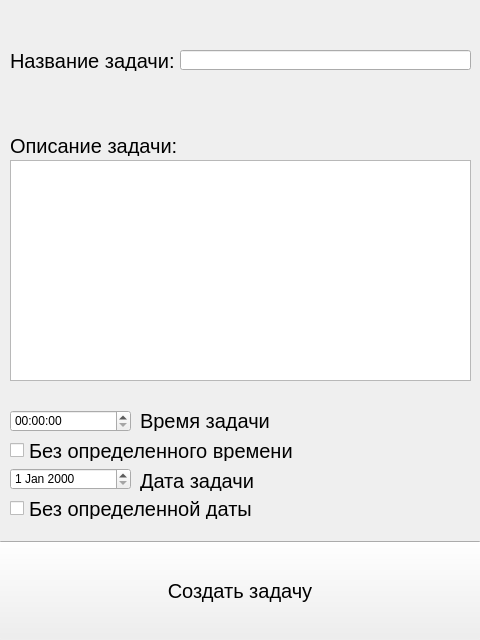
Before: the Qt Designer form task_wid.ui in YFender/Planning, drawn with Qt 5.
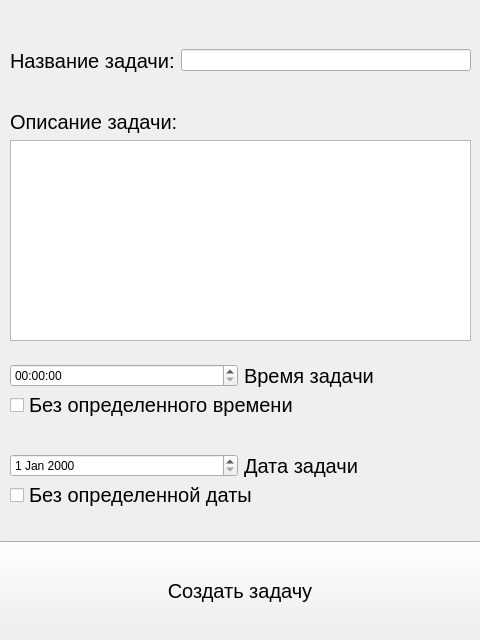
After: the same form once the commit is applied.

Patch:
```diff
--- a/task_wid.ui
+++ b/task_wid.ui
@@ -25,15 +25,36 @@
   <property name="windowTitle">
    <string>Form</string>
   </property>
+  <widget class="QPushButton" name="pushButton_create">
+   <property name="geometry">
+    <rect>
+     <x>-2</x>
+     <y>541</y>
+     <width>484</width>
+     <height>100</height>
+    </rect>
+   </property>
+   <property name="font">
+    <font>
+     <pointsize>15</pointsize>
+    </font>
+   </property>
+   <property name="text">
+    <string>Создать задачу</string>
+   </property>
+  </widget>
+  <widget class="QWidget" name="horizontalLayoutWidget">
+   <property name="geometry">
+    <rect>
+     <x>10</x>
+     <y>10</y>
+     <width>461</width>
+     <height>101</height>
+    </rect>
+   </property>
+   <layout class="QHBoxLayout" name="horizontalLayout">
+    <item>
   <widget class="QLabel" name="label_task">
-   <property name="geometry">
-    <rect>
-     <x>10</x>
-     <y>51</y>
-     <width>171</width>
-     <height>20</height>
-    </rect>
-   </property>
    <property name="font">
     <font>
      <pointsize>15</pointsize>
@@ -43,38 +64,28 @@
     <string>Название задачи:</string>
    </property>
   </widget>
+    </item>
+    <item>
   <widget class="QLineEdit" name="lineEdit_task">
-   <property name="geometry">
-    <rect>
-     <x>180</x>
-     <y>50</y>
-     <width>291</width>
-     <height>20</height>
-    </rect>
-   </property>
    <property name="maxLength">
     <number>32</number>
    </property>
   </widget>
-  <widget class="QPlainTextEdit" name="plainTextEdit">
+    </item>
+   </layout>
+  </widget>
+  <widget class="QWidget" name="formLayoutWidget">
    <property name="geometry">
     <rect>
      <x>10</x>
-     <y>160</y>
+     <y>110</y>
      <width>461</width>
-     <height>221</height>
+     <height>231</height>
     </rect>
    </property>
-  </widget>
+   <layout class="QFormLayout" name="formLayout">
+    <item row="0" column="0">
   <widget class="QLabel" name="label_description">
-   <property name="geometry">
-    <rect>
-     <x>10</x>
-     <y>135</y>
-     <width>461</width>
-     <height>21</height>
-    </rect>
-   </property>
    <property name="font">
     <font>
      <pointsize>15</pointsize>
@@ -84,25 +95,27 @@
     <string>Описание задачи:</string>
    </property>
   </widget>
-  <widget class="QTimeEdit" name="timeEdit">
+    </item>
+    <item row="1" column="0" colspan="2">
+     <widget class="QPlainTextEdit" name="plainTextEdit"/>
+    </item>
+   </layout>
+  </widget>
+  <widget class="QWidget" name="horizontalLayoutWidget_2">
    <property name="geometry">
     <rect>
      <x>10</x>
-     <y>410</y>
-     <width>121</width>
-     <height>22</height>
+     <y>360</y>
+     <width>461</width>
+     <height>32</height>
     </rect>
    </property>
-  </widget>
+   <layout class="QHBoxLayout" name="horizontalLayout_2">
+    <item>
+     <widget class="QTimeEdit" name="timeEdit"/>
+    </item>
+    <item>
   <widget class="QLabel" name="label_time">
-   <property name="geometry">
-    <rect>
-     <x>140</x>
-     <y>410</y>
-     <width>171</width>
-     <height>21</height>
-    </rect>
-   </property>
    <property name="font">
     <font>
      <pointsize>15</pointsize>
@@ -112,15 +125,21 @@
     <string>Время задачи</string>
    </property>
   </widget>
+    </item>
+   </layout>
+  </widget>
+  <widget class="QWidget" name="horizontalLayoutWidget_3">
+   <property name="geometry">
+    <rect>
+     <x>10</x>
+     <y>390</y>
+     <width>461</width>
+     <height>31</height>
+    </rect>
+   </property>
+   <layout class="QHBoxLayout" name="horizontalLayout_3">
+    <item>
   <widget class="QCheckBox" name="checkBox_time">
-   <property name="geometry">
-    <rect>
-     <x>10</x>
-     <y>440</y>
-     <width>291</width>
-     <height>21</height>
-    </rect>
-   </property>
    <property name="font">
     <font>
      <pointsize>15</pointsize>
@@ -130,43 +149,24 @@
     <string>Без определенного времени</string>
    </property>
   </widget>
-  <widget class="QDateEdit" name="dateEdit">
-   <property name="geometry">
-    <rect>
-     <x>10</x>
-     <y>468</y>
-     <width>121</width>
-     <height>22</height>
-    </rect>
-   </property>
+    </item>
+   </layout>
   </widget>
-  <widget class="QCheckBox" name="checkBox_date">
+  <widget class="QWidget" name="horizontalLayoutWidget_4">
    <property name="geometry">
     <rect>
      <x>10</x>
-     <y>498</y>
-     <width>281</width>
-     <height>21</height>
+     <y>450</y>
+     <width>461</width>
+     <height>32</height>
     </rect>
    </property>
-   <property name="font">
-    <font>
-     <pointsize>15</pointsize>
-    </font>
-   </property>
-   <property name="text">
-    <string>Без определенной даты</string>
-   </property>
-  </widget>
+   <layout class="QHBoxLayout" name="horizontalLayout_4">
+    <item>
+     <widget class="QDateEdit" name="dateEdit"/>
+    </item>
+    <item>
   <widget class="QLabel" name="label_date">
-   <property name="geometry">
-    <rect>
-     <x>140</x>
-     <y>470</y>
-     <width>161</width>
-     <height>21</height>
-    </rect>
-   </property>
    <property name="font">
     <font>
      <pointsize>15</pointsize>
@@ -176,23 +176,32 @@
     <string>Дата задачи</string>
    </property>
   </widget>
-  <widget class="QPushButton" name="pushButton_create">
+    </item>
+   </layout>
+  </widget>
+  <widget class="QWidget" name="horizontalLayoutWidget_5">
    <property name="geometry">
     <rect>
-     <x>-2</x>
-     <y>541</y>
-     <width>484</width>
-     <height>100</height>
+     <x>10</x>
+     <y>480</y>
+     <width>461</width>
+     <height>31</height>
     </rect>
    </property>
+   <layout class="QHBoxLayout" name="horizontalLayout_5">
+    <item>
+     <widget class="QCheckBox" name="checkBox_date">
    <property name="font">
     <font>
      <pointsize>15</pointsize>
     </font>
    </property>
    <property name="text">
-    <string>Создать задачу</string>
-   </property>
+       <string>Без определенной даты</string>
+      </property>
+     </widget>
+    </item>
+   </layout>
   </widget>
  </widget>
  <resources/>
```
Lines whose indentation alone changed are shown as unchanged.
